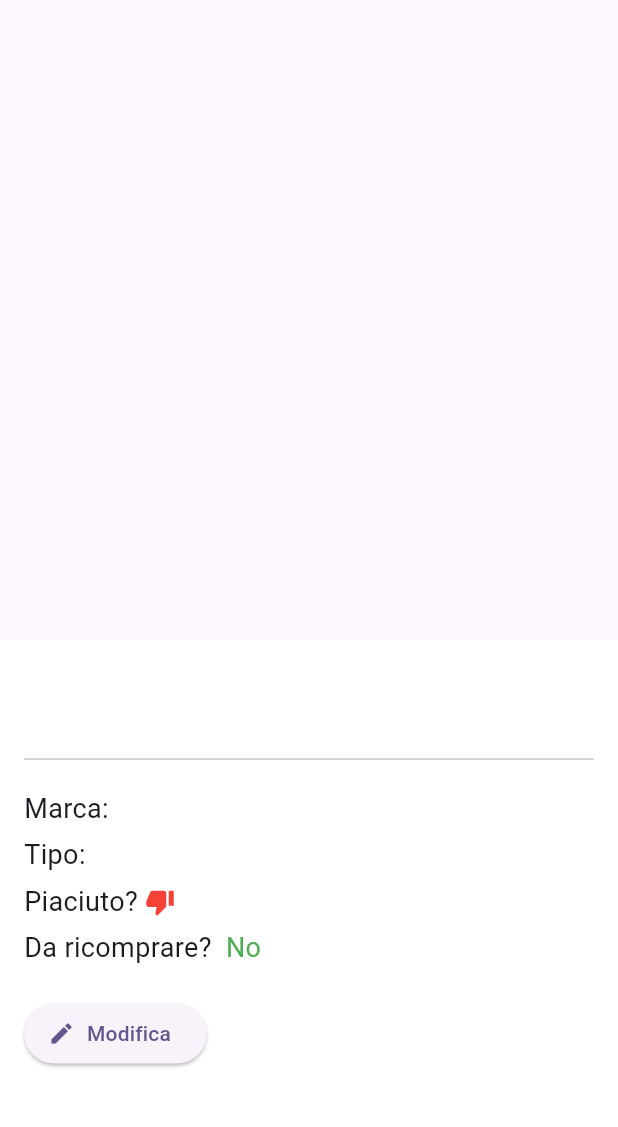
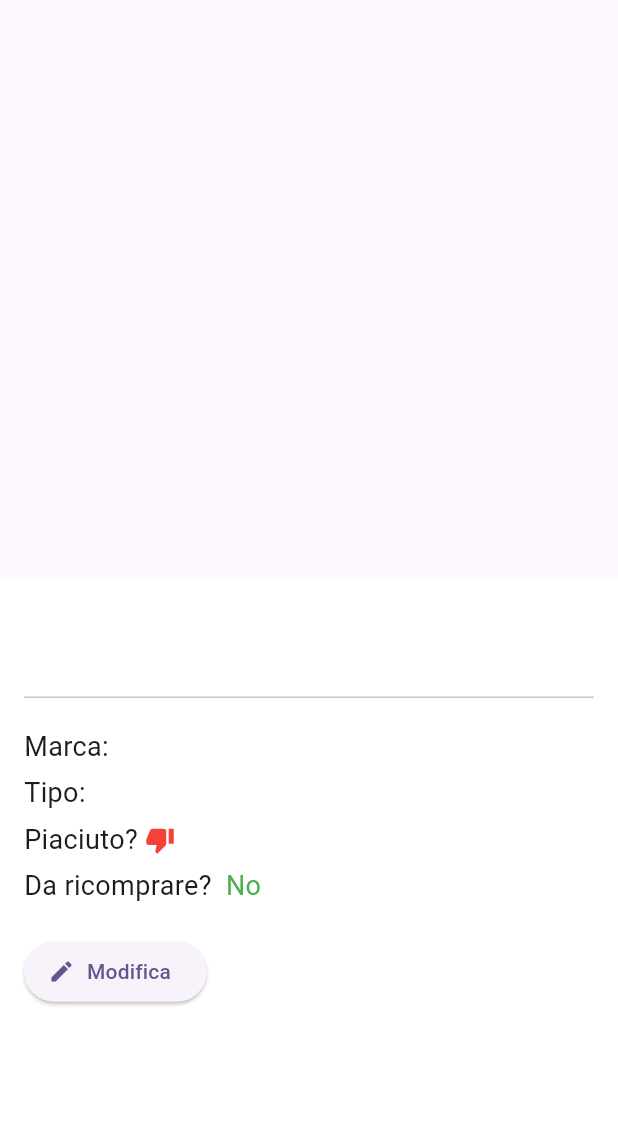
Before and after one commit to Borgna02/appSpesa, a Flutter app: the DettaglioProdottoPage screen opened directly with empty values, on a phone screen of 412 x 824 dp, the part 63-1190 px from its top. Run offline on Flutter 3.47's test engine with Material 2 defaults, Android fonts, the phone set to English and light mode, and no system bars; our stand-ins replace flutter_image_compress, fluttertoast, image_cropper, image_picker; missing offline and left inert: mysql_client.

Commit message:
Risoluzione problemi minori

```diff
--- a/appspesa/lib/pages/dettagli_container.dart
+++ b/appspesa/lib/pages/dettagli_container.dart
@@ -75,7 +75,7 @@ class _DettagliContainerState extends State<DettagliContainer> {
     }
 
     return Container(
-      height: 800, // Altezza del riquadro con i dettagli
+      height: 1500, // Altezza del riquadro con i dettagli
       color: Colors.white,
       padding: const EdgeInsets.all(16),
       child: Form(
--- a/appspesa/lib/pages/dettaglio_prodotto_page.dart
+++ b/appspesa/lib/pages/dettaglio_prodotto_page.dart
@@ -73,7 +73,7 @@ class _DettaglioProdottoPageState extends State<DettaglioProdottoPage> {
             child: Padding(
               padding: EdgeInsets.only(
                   top: MediaQuery.of(context).size.height *
-                      0.5), // Altezza iniziale in cui inizia lo scroll
+                      0.45), // Altezza iniziale in cui inizia lo scroll
               child: Column(
                 crossAxisAlignment: CrossAxisAlignment.stretch,
                 children: [DettagliContainer(vecchioProdotto: widget.prodotto)],
```
